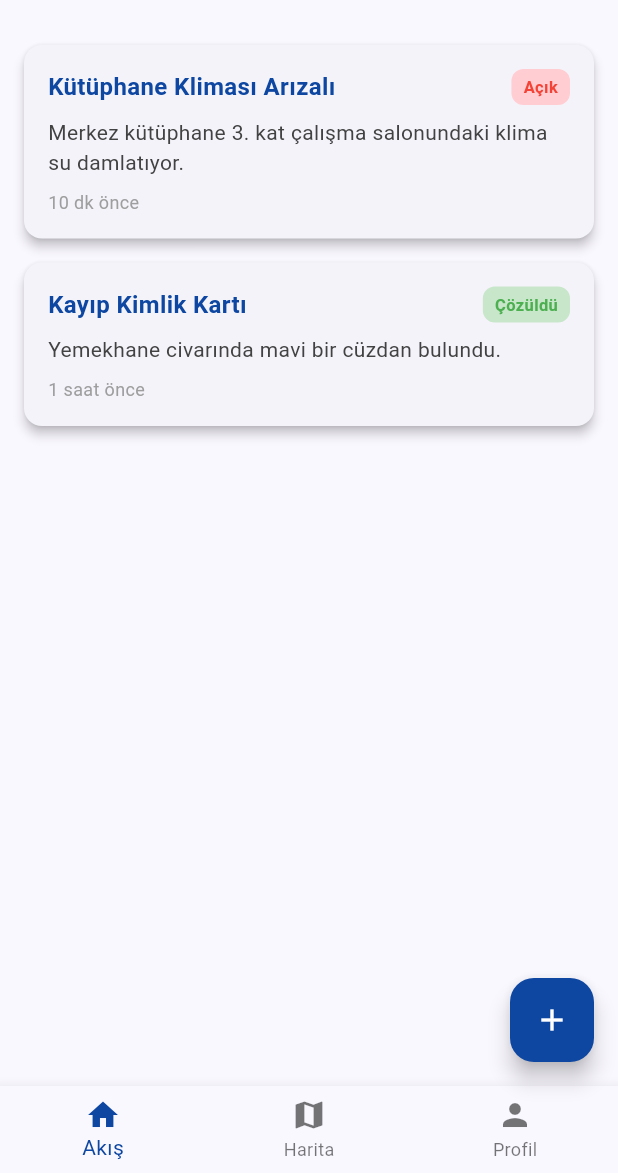
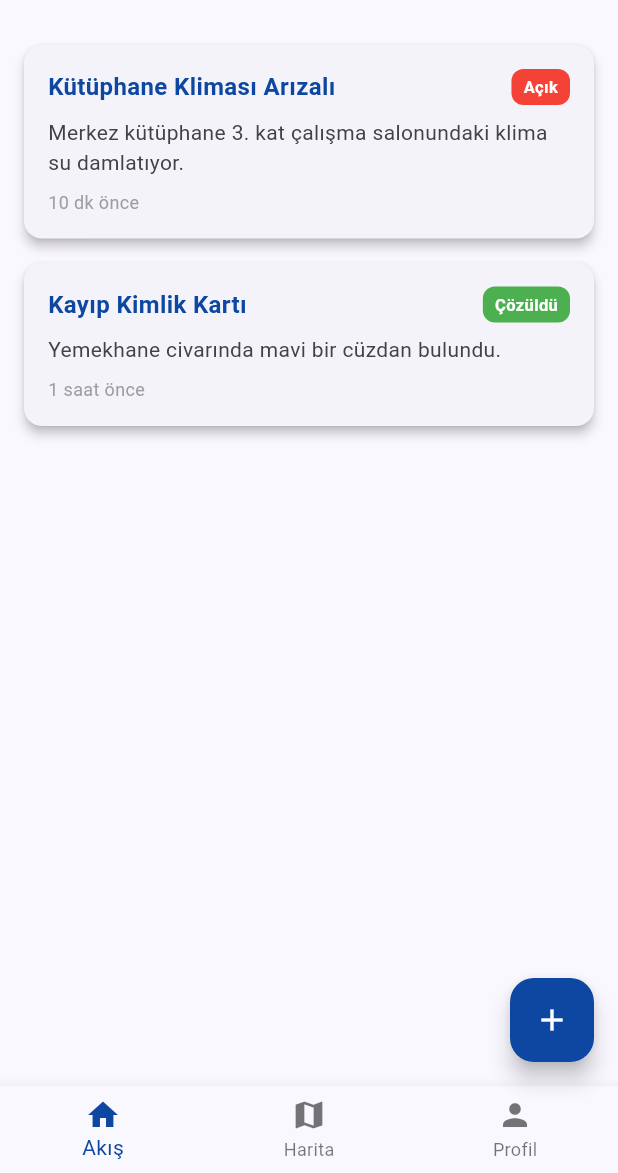
Before and after one commit to emir-png/akilli-kampus-bildirim, a Flutter app: the HomeScreen screen opened directly, on a phone screen of 412 x 824 dp, the part 63-1236 px from its top. Run offline on Flutter 3.47's test engine with Material 3 defaults, Android fonts, the light colour scheme and no system bars.

Commit message:
admin paneli, olusturuldu profıl panelı gelıstırıldı home sayfasına entegre edildi

```diff
--- a/lib/screens/home_screen.dart
+++ b/lib/screens/home_screen.dart
@@ -1,8 +1,9 @@
 import 'package:flutter/material.dart';
 import 'notification_detail_screen.dart';
 import 'map_screen.dart';
-import 'profile_screen.dart';
+
 import 'add_notification_screen.dart';
+import 'admin_screen.dart'; // 1. YENİ: Admin ekranını import ettik
 
 class HomeScreen extends StatefulWidget {
   const HomeScreen({super.key});
@@ -14,8 +15,7 @@ class HomeScreen extends StatefulWidget {
 class _HomeScreenState extends State<HomeScreen> {
   int _selectedIndex = 0;
 
-  // 1. ÖNEMLİ: Veri listesini buraya (State içine) taşıdık.
-  // Böylece üzerine ekleme yapabiliriz.
+  // Veri listesi (Burada duruyor ki hem Ana Sayfa hem Admin erişsin)
   List<Map<String, String>> notifications = [
     {
       "title": "Kütüphane Kliması Arızalı",
@@ -37,16 +37,71 @@ class _HomeScreenState extends State<HomeScreen> {
     });
   }
 
-  // 2. ÖNEMLİ: Sayfa içeriğini duruma göre seçen fonksiyon
+  // Sayfa içeriğini seçen fonksiyon
   Widget _buildBody() {
     switch (_selectedIndex) {
       case 0:
-      // Listeyi parametre olarak gönderiyoruz
+      // AKIŞ EKRANI
         return NotificationList(notifications: notifications);
       case 1:
+      // HARİTA EKRANI
         return const MapScreen();
       case 2:
-        return const ProfileScreen();
+      // PROFİL EKRANI (Admin Paneli Butonu İçin Buraya Yazdık)
+        return Center(
+          child: Column(
+            mainAxisAlignment: MainAxisAlignment.center,
+            children: [
+              const CircleAvatar(
+                radius: 50,
+                backgroundColor: Color(0xFF0D47A1),
+                child: Icon(Icons.person, size: 50, color: Colors.white),
+              ),
+              const SizedBox(height: 16),
+              const Text(
+                  "Emir (Admin)",
+                  style: TextStyle(fontSize: 22, fontWeight: FontWeight.bold)
+              ),
+              const Text(
+                  "Bilgisayar Mühendisliği",
+                  style: TextStyle(fontSize: 16, color: Colors.grey)
+              ),
+              const SizedBox(height: 30),
+
+              // 2. YENİ: YÖNETİCİ PANELİ BUTONU
+              ElevatedButton.icon(
+                style: ElevatedButton.styleFrom(
+                  backgroundColor: Colors.red[800], // Admin rengi
+                  padding: const EdgeInsets.symmetric(horizontal: 32, vertical: 12),
+                ),
+                onPressed: () {
+                  // Admin Paneline git ve listeyi gönder
+                  Navigator.push(
+                    context,
+                    MaterialPageRoute(
+                      builder: (context) => AdminScreen(notifications: notifications),
+                    ),
+                  ).then((_) {
+                    // 3. YENİ: Admin panelinden dönünce sayfayı yenile
+                    setState(() {});
+                  });
+                },
+                icon: const Icon(Icons.admin_panel_settings, color: Colors.white),
+                label: const Text("Yönetici Paneli", style: TextStyle(color: Colors.white, fontSize: 16)),
+              ),
+
+              const SizedBox(height: 16),
+              // Çıkış Butonu (Görsel)
+              TextButton.icon(
+                onPressed: () {
+                  // Giriş ekranına döndürebilirsin
+                },
+                icon: const Icon(Icons.logout, color: Colors.grey),
+                label: const Text("Çıkış Yap", style: TextStyle(color: Colors.grey)),
+              )
+            ],
+          ),
+        );
       default:
         return const NotificationList(notifications: []);
     }
@@ -63,7 +118,7 @@ class _HomeScreenState extends State<HomeScreen> {
         ],
       ),
 
-      body: _buildBody(), // _pages yerine fonksiyonu kullandık
+      body: _buildBody(),
 
       bottomNavigationBar: BottomNavigationBar(
         items: const <BottomNavigationBarItem>[
@@ -79,7 +134,6 @@ class _HomeScreenState extends State<HomeScreen> {
       floatingActionButton: _selectedIndex == 0
           ? FloatingActionButton(
         onPressed: () async {
-          // 3. ÖNEMLİ: Sayfaya git ve sonucunu bekle (await)
           final result = await Navigator.push(
             context,
             MaterialPageRoute(
@@ -87,13 +141,10 @@ class _HomeScreenState extends State<HomeScreen> {
             ),
           );
 
-          // Eğer geri dönen bir veri varsa listeye ekle
           if (result != null && result is Map<String, String>) {
             setState(() {
-              notifications.insert(0, result); // Listenin en başına ekler
+              notifications.insert(0, result);
             });
-
-            // Kullanıcıya bilgi ver
             ScaffoldMessenger.of(context).showSnackBar(
               const SnackBar(content: Text("Bildirim eklendi!"), backgroundColor: Colors.green),
             );
@@ -107,16 +158,14 @@ class _HomeScreenState extends State<HomeScreen> {
   }
 }
 
-// --- BİLDİRİM LİSTESİ WIDGET'I (Güncellendi) ---
+// --- BİLDİRİM LİSTESİ WIDGET'I ---
 class NotificationList extends StatelessWidget {
-  // Artık listeyi dışarıdan alıyor
   final List<Map<String, String>> notifications;
 
   const NotificationList({super.key, required this.notifications});
 
   @override
   Widget build(BuildContext context) {
-    // Liste boşsa uyarı göster
     if (notifications.isEmpty) {
       return const Center(child: Text("Henüz bildirim yok."));
     }
@@ -162,14 +211,15 @@ class NotificationList extends StatelessWidget {
                       Container(
                         padding: const EdgeInsets.symmetric(horizontal: 8, vertical: 4),
                         decoration: BoxDecoration(
-                          color: notification["status"] == "Açık" ? Colors.red[100] : Colors.green[100],
+                          // Duruma göre renk değişimi (Açık: Kırmızı, İnceleniyor: Turuncu, Çözüldü: Yeşil)
+                          color: _getStatusColor(notification["status"]!),
                           borderRadius: BorderRadius.circular(8),
                         ),
                         child: Text(
                           notification["status"]!,
-                          style: TextStyle(
+                          style: const TextStyle(
                               fontSize: 11,
-                              color: notification["status"] == "Açık" ? Colors.red : Colors.green,
+                              color: Colors.white,
                               fontWeight: FontWeight.bold
                           ),
                         ),
@@ -196,4 +246,14 @@ class NotificationList extends StatelessWidget {
       },
     );
   }
+
+  // Renk yardımcı fonksiyonu
+  Color _getStatusColor(String status) {
+    switch (status) {
+      case 'Açık': return Colors.red;
+      case 'İnceleniyor': return Colors.orange;
+      case 'Çözüldü': return Colors.green;
+      default: return Colors.grey;
+    }
+  }
 }
```
